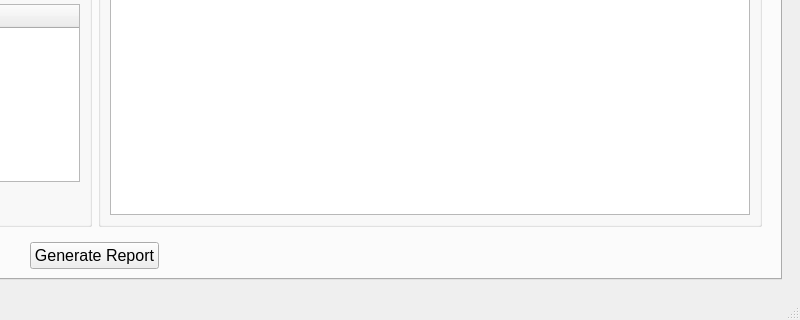
Before: the Qt Designer form qtapp/gui/interface.ui in GyroidInc/sbh-kivyapp, drawn with Qt 5; both pictures show x 640 to 1440 and y 455 to 775 of the 1440 by 775 pixel window.
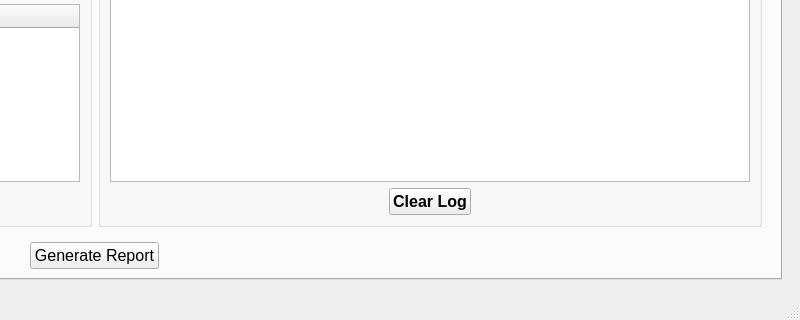
After: the same form once the commit is applied. The open tabs and pages were chosen to show the change. Icons and pictures are not drawn.

The edit to the form file:
```diff
--- a/qtapp/gui/interface.ui
+++ b/qtapp/gui/interface.ui
@@ -1380,8 +1380,8 @@
                 <property name="alignment">
                  <set>Qt::AlignCenter</set>
                 </property>
-                <layout class="QGridLayout" name="gridLayout_10">
-                 <item row="0" column="0">
+                <layout class="QVBoxLayout" name="verticalLayout_6">
+                 <item>
                   <widget class="QTextBrowser" name="T3_TextBrowser_AnalysisLog">
                    <property name="font">
                     <font>
@@ -1403,6 +1403,18 @@
                    </property>
                   </widget>
                  </item>
+                 <item alignment="Qt::AlignHCenter">
+                  <widget class="QPushButton" name="T3_Button_ClearLog">
+                   <property name="font">
+                    <font>
+                     <pointsize>12</pointsize>
+                    </font>
+                   </property>
+                   <property name="text">
+                    <string>Clear Log</string>
+                   </property>
+                  </widget>
+                 </item>
                 </layout>
                </widget>
               </item>
```
Left out of the diff: 18 changed lines with no effect on the pictures.
